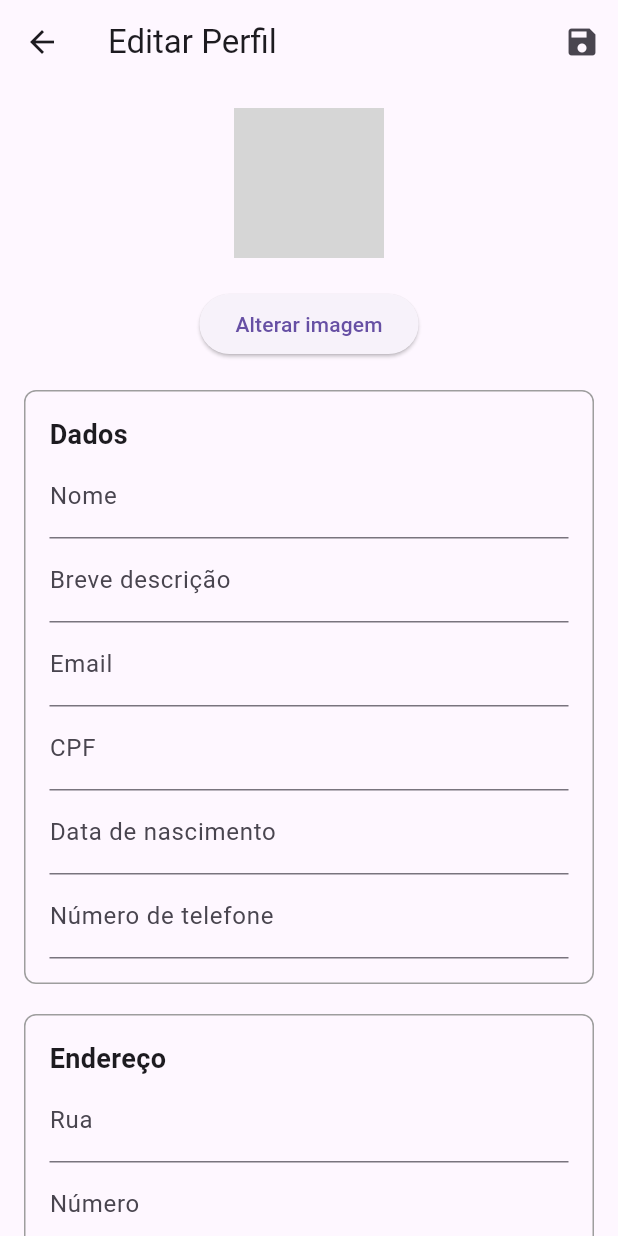
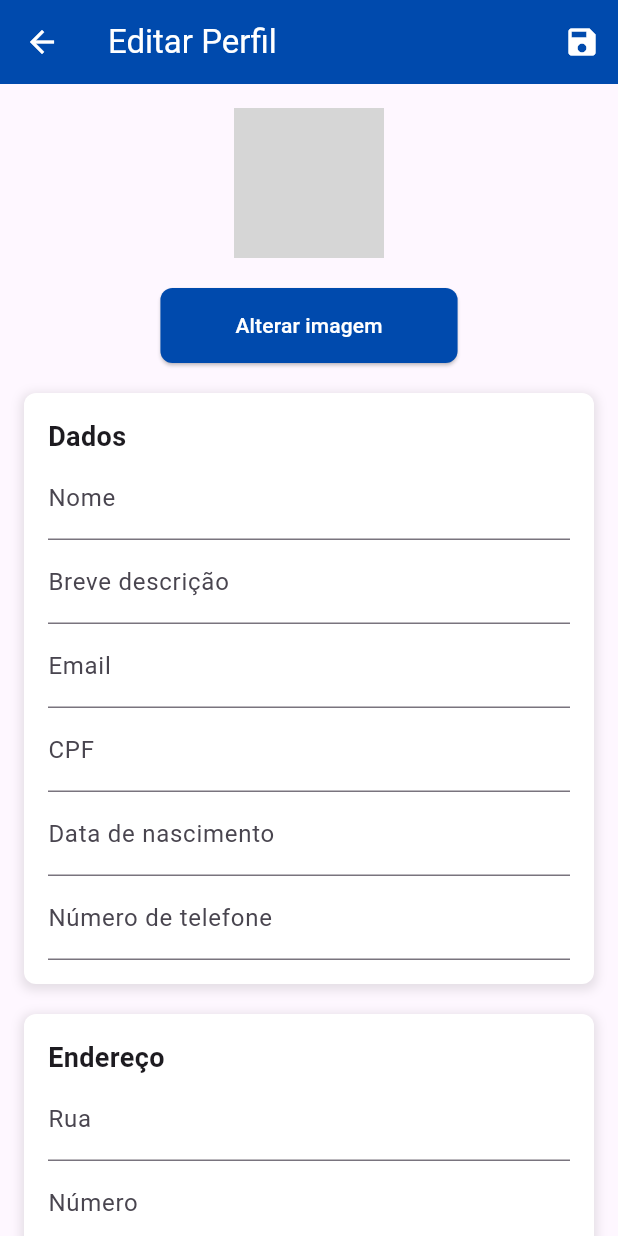
Before and after one commit to Felipe7690/ConectaWork, a Flutter app: the EditProfileSheet screen opened directly, on a phone screen of 412 x 824 dp. Run offline on Flutter 3.47's test engine with Material 3 defaults, Android fonts, the phone set to English and light mode, and no system bars; our stand-ins replace dropdown_button2, flutter_masked_text2, font_awesome_flutter, geocoding, geolocator, image_picker and 4 more; missing offline and left inert: flutter_floating_bottom_bar, google_place; network calls fail; grey boxes are pictures that could not be loaded.

Commit message:
editar perfil

```diff
--- a/trabalho_conecta_work/lib/pages/editar_perfil.dart
+++ b/trabalho_conecta_work/lib/pages/editar_perfil.dart
@@ -134,13 +134,15 @@ class _EditProfileSheetState extends State<EditProfileSheet> {
   Widget build(BuildContext context) {
     return Scaffold(
       appBar: AppBar(
-        title: const Text('Editar Perfil'),
+        title: const Text('Editar Perfil', style: TextStyle(color: Colors.white)),
+        backgroundColor: const Color.fromARGB(255, 0, 74, 173),
         actions: [
           IconButton(
-            icon: const Icon(Icons.save),
+            icon: const Icon(Icons.save, color: Colors.white),
             onPressed: _saveProfile,
           ),
         ],
+        iconTheme: const IconThemeData(color: Colors.white),
       ),
       body: SingleChildScrollView(
         padding: const EdgeInsets.all(16.0),
@@ -161,15 +163,33 @@ class _EditProfileSheetState extends State<EditProfileSheet> {
             Center(
               child: ElevatedButton(
                 onPressed: _selectImage,
-                child: const Text('Alterar imagem'),
+                child: const Text(
+                  "Alterar imagem",
+                  style: TextStyle(color: Colors.white),
+                ),
+                style: ElevatedButton.styleFrom(
+                  backgroundColor: const Color.fromARGB(255, 0, 74, 173),
+                  padding: const EdgeInsets.symmetric(horizontal: 50, vertical: 15),
+                  shape: RoundedRectangleBorder(
+                    borderRadius: BorderRadius.circular(8),
+                  ),
+                ),
               ),
             ),
             const SizedBox(height: 20),
             Container(
               padding: const EdgeInsets.all(16.0),
               decoration: BoxDecoration(
-                border: Border.all(color: Colors.grey),
+                color: Colors.white,
                 borderRadius: BorderRadius.circular(8.0),
+                boxShadow: [
+                  BoxShadow(
+                    color: Colors.black.withOpacity(0.1),
+                    spreadRadius: 2,
+                    blurRadius: 5,
+                    offset: const Offset(0, 2),
+                  ),
+                ],
               ),
               child: Column(
                 crossAxisAlignment: CrossAxisAlignment.start,
@@ -178,8 +198,8 @@ class _EditProfileSheetState extends State<EditProfileSheet> {
                   const Text(
                     'Dados',
                     style: TextStyle(
-                    fontSize: 18,
-                    fontWeight: FontWeight.bold,
+                      fontSize: 18,
+                      fontWeight: FontWeight.bold,
                     ),
                   ),
                   TextFormField(
@@ -215,8 +235,16 @@ class _EditProfileSheetState extends State<EditProfileSheet> {
             Container(
               padding: const EdgeInsets.all(16.0),
               decoration: BoxDecoration(
-                border: Border.all(color: Colors.grey),
+                color: Colors.white,
                 borderRadius: BorderRadius.circular(8.0),
+                boxShadow: [
+                  BoxShadow(
+                    color: Colors.black.withOpacity(0.1),
+                    spreadRadius: 2,
+                    blurRadius: 5,
+                    offset: const Offset(0, 2),
+                  ),
+                ],
               ),
               child: Column(
                 crossAxisAlignment: CrossAxisAlignment.start,
@@ -224,8 +252,8 @@ class _EditProfileSheetState extends State<EditProfileSheet> {
                   const Text(
                     'Endereço',
                     style: TextStyle(
-                    fontSize: 18,
-                    fontWeight: FontWeight.bold,
+                      fontSize: 18,
+                      fontWeight: FontWeight.bold,
                     ),
                   ),
                   TextFormField(
```
